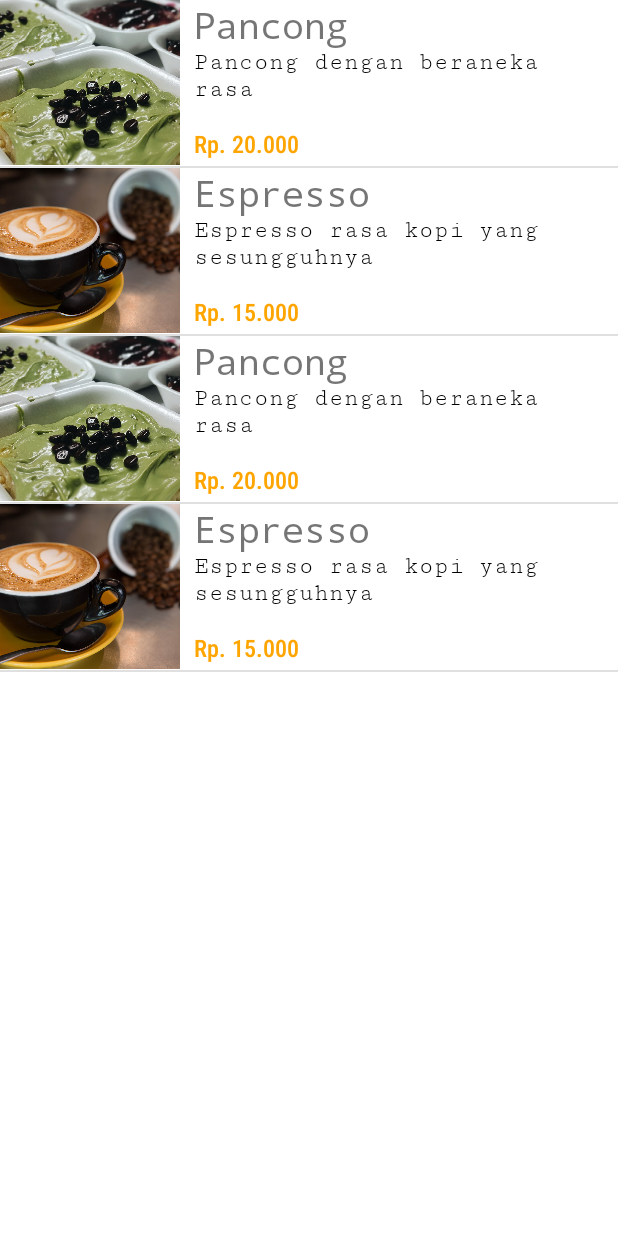
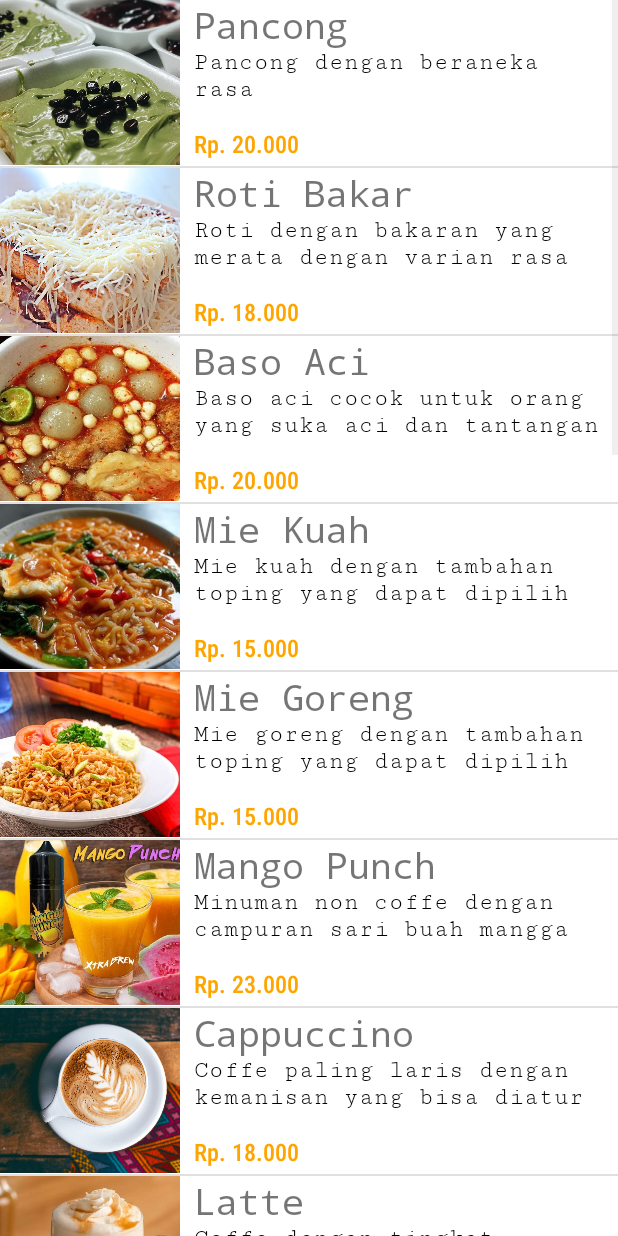
Before and after one commit to Laanaa/SetupProject, an Android app: the MenuActivity screen opened directly, with no data from a screen before it, on a phone screen of 412 x 824 dp. Run offline under Robolectric (Android 15) with nearby library versions, the phone set to English and light mode, and no system bars.

Commit message:
add new item menu list

```diff
--- a/app/src/main/java/com/example/inder/MenuActivity.java
+++ b/app/src/main/java/com/example/inder/MenuActivity.java
@@ -29,7 +29,15 @@ public class MenuActivity extends AppCompatActivity {
         Log.d(TAG, "onCreate: ");
 
         //untuk menambahkan data baru
-        menuList.add(new Menu(R.drawable._38483109, "Pancong ", "Pancong dengan beraneka rasa", "Rp. 20.000"));
+        menuList.add(new Menu(R.drawable._38483109, "Pancong", "Pancong dengan beraneka rasa", "Rp. 20.000"));
+        menuList.add(new Menu(R.drawable.rotibakar, "Roti Bakar", "Roti dengan bakaran yang merata dengan varian rasa yang beragam", "Rp. 18.000"));
+        menuList.add(new Menu(R.drawable.basoaci, "Baso Aci", "Baso aci cocok untuk orang yang suka aci dan tantangan pedas", "Rp. 20.000"));
+        menuList.add(new Menu(R.drawable.mie_kuah_pedas_pengusahasukses_314x314, "Mie Kuah", "Mie kuah dengan tambahan toping yang dapat dipilih sendiri", "Rp. 15.000"));
+        menuList.add(new Menu(R.drawable.mie_goreng_magelangan_pedas, "Mie Goreng", "Mie goreng dengan tambahan toping yang dapat dipilih sendiri", "Rp. 15.000"));
+        menuList.add(new Menu(R.drawable.mangopunch, "Mango Punch", "Minuman non coffe dengan campuran sari buah mangga dan yakult", "Rp. 23.000"));
+        menuList.add(new Menu(R.drawable.cappuccino_1, "Cappuccino", "Coffe paling laris dengan kemanisan yang bisa diatur", "Rp. 18.000"));
+        menuList.add(new Menu(R.drawable.latte, "Latte", "Coffe dengan tingkat kemanisan yang tidak terlalu manis", "Rp. 18.000"));
+        menuList.add(new Menu(R.drawable.redvalvet, "Red Valvet", "Minuman non coffe, cocok untuk penyuka minuman manis dengan rasa unik", "Rp. 24.000"));
         menuList.add(new Menu(R.drawable.panduan_singkat_cara_membuat_kopi_espresso, "Espresso", "Espresso rasa kopi yang sesungguhnya", "Rp. 15.000"));
         MenuListAdapter adapter = new MenuListAdapter(MenuActivity.this, R.layout.list_layout_menu, menuList);
 
```
Also changed, not shown: app/src/main/res/drawable/basoaci.jpg (added), app/src/main/res/drawable/cappuccino_1.png (added), app/src/main/res/drawable/latte.jpeg (added), app/src/main/res/drawable/mangopunch.jpg (added), app/src/main/res/drawable/mie_goreng_magelangan_pedas.jpg (added), app/src/main/res/drawable/mie_kuah_pedas_pengusahasukses_314x314.jpg (added), app/src/main/res/drawable/redvalvet.jpg (added), app/src/main/res/drawable/rotibakar.jpg (added).
